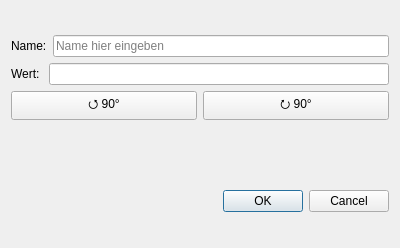
This is src/view/editview.ui in 3ricS/NOR as Qt 5 draws it before an edit. The edited form follows.
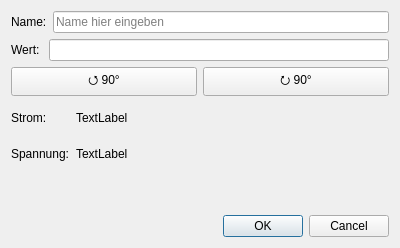
This is the edited form.

Commit message: Strom und Spannung editView calculator ausgedünnt

```diff
--- a/src/view/editview.ui
+++ b/src/view/editview.ui
@@ -99,6 +99,87 @@
        </item>
       </layout>
      </item>
+     <item>
+      <layout class="QHBoxLayout" name="horizontalLayout">
+       <item>
+        <widget class="QLabel" name="CurrentLabel">
+         <property name="text">
+          <string>Strom:</string>
+         </property>
+        </widget>
+       </item>
+       <item>
+        <spacer name="horizontalSpacer_3">
+         <property name="orientation">
+          <enum>Qt::Horizontal</enum>
+         </property>
+         <property name="sizeType">
+          <enum>QSizePolicy::Fixed</enum>
+         </property>
+         <property name="sizeHint" stdset="0">
+          <size>
+           <width>23</width>
+           <height>20</height>
+          </size>
+         </property>
+        </spacer>
+       </item>
+       <item>
+        <widget class="QLabel" name="actualCurrentView">
+         <property name="text">
+          <string>TextLabel</string>
+         </property>
+        </widget>
+       </item>
+       <item>
+        <spacer name="horizontalSpacer">
+         <property name="orientation">
+          <enum>Qt::Horizontal</enum>
+         </property>
+         <property name="sizeType">
+          <enum>QSizePolicy::Expanding</enum>
+         </property>
+         <property name="sizeHint" stdset="0">
+          <size>
+           <width>233</width>
+           <height>20</height>
+          </size>
+         </property>
+        </spacer>
+       </item>
+      </layout>
+     </item>
+     <item>
+      <layout class="QHBoxLayout" name="horizontalLayout_5">
+       <item>
+        <widget class="QLabel" name="voltageLabel">
+         <property name="text">
+          <string>Spannung:</string>
+         </property>
+        </widget>
+       </item>
+       <item>
+        <widget class="QLabel" name="actualVoltageView">
+         <property name="text">
+          <string>TextLabel</string>
+         </property>
+        </widget>
+       </item>
+       <item>
+        <spacer name="horizontalSpacer_2">
+         <property name="orientation">
+          <enum>Qt::Horizontal</enum>
+         </property>
+         <property name="sizeHint" stdset="0">
+          <size>
+           <width>40</width>
+           <height>20</height>
+          </size>
+         </property>
+        </spacer>
+       </item>
+      </layout>
+     </item>
      <item>
       <spacer name="verticalSpacer">
        <property name="orientation">
```
The commit also changes 6 other files.
